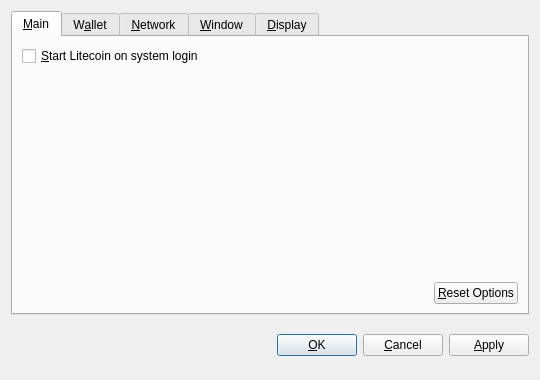
This is src/qt/forms/optionsdialog.ui in Kudos-Rewards/kudos-alpha as Qt 5 draws it before an edit. The edited form follows.
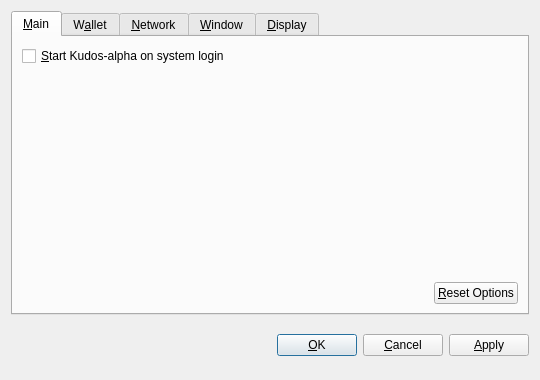
This is the edited form. Custom widgets are drawn as their Qt base class.

```diff
--- a/src/qt/forms/optionsdialog.ui
+++ b/src/qt/forms/optionsdialog.ui
@@ -36,7 +36,7 @@
           <string>Automatically start Litecoin after logging in to the system.</string>
          </property>
          <property name="text">
-          <string>&amp;Start Litecoin on system login</string>
+          <string>&amp;Start Kudos-alpha on system login</string>
          </property>
         </widget>
        </item>
```
Left out of the diff: 10 changed lines with no effect on the pictures.
